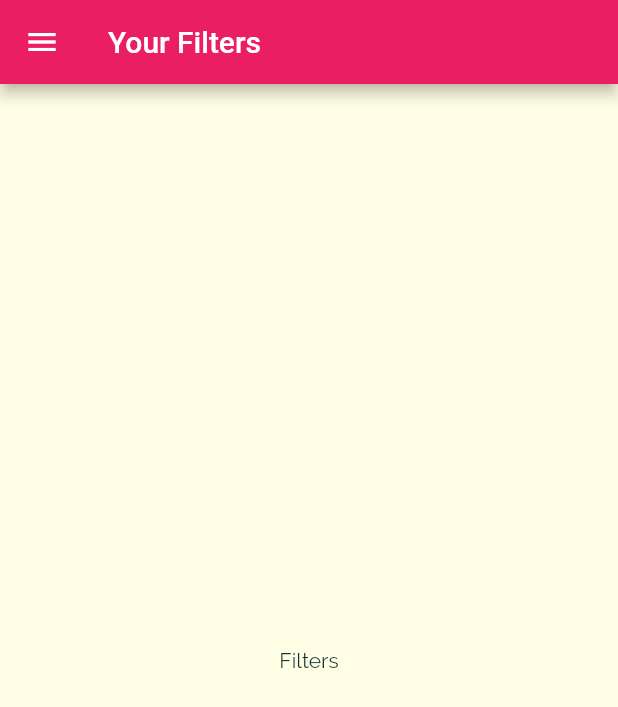
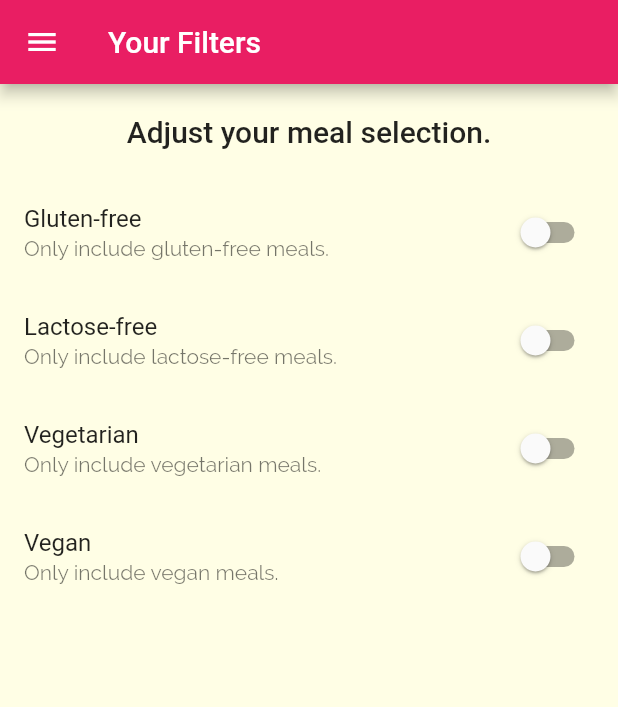
Before and after one commit to SJovis/flutter_recipes_app, a Flutter app: the FiltersScreen screen opened by its route, on a phone screen of 412 x 824 dp. Shown: the top 707 px of the screen. Run offline on Flutter 3.47's test engine with Material 2 defaults, Android fonts, the phone set to English and light mode, and no system bars.

Commit message:
filters added

```diff
--- a/lib/screens/filters_screen.dart
+++ b/lib/screens/filters_screen.dart
@@ -1,10 +1,31 @@
 import 'package:flutter/material.dart';
 import '../widgets/main_drawer.dart';
 
-class FiltersScreen extends StatelessWidget {
+class FiltersScreen extends StatefulWidget {
   const FiltersScreen({super.key});
 
   static const routeName = '/filters';
+
+  @override
+  State<FiltersScreen> createState() => _FiltersScreenState();
+}
+
+class _FiltersScreenState extends State<FiltersScreen> {
+  bool _glutenFree = false;
+  bool _vegetarian = false;
+  bool _vegan = false;
+  bool _lactoseFree = false;
+
+  Widget _buildSwitchTile(String title, String description, bool currentValue,
+      Function(bool) udpateValue) {
+    return SwitchListTile(
+      activeColor: Theme.of(context).colorScheme.secondary,
+      value: currentValue,
+      onChanged: udpateValue,
+      title: Text(title),
+      subtitle: Text(description),
+    );
+  }
 
   @override
   Widget build(BuildContext context) {
@@ -13,10 +34,49 @@ class FiltersScreen extends StatelessWidget {
         title: const Text('Your Filters'),
       ),
       drawer: const MainDrawer(),
-      body: const Center(
-        child: Text(
-          'Filters',
-        ),
+      body: Column(
+        children: [
+          Container(
+            padding: const EdgeInsets.all(20),
+            child: Text(
+              'Adjust your meal selection.',
+              style: Theme.of(context).textTheme.headline6,
+            ),
+          ),
+          Expanded(
+            child: ListView(
+              children: [
+                _buildSwitchTile('Gluten-free',
+                    'Only include gluten-free meals.', _glutenFree, (newValue) {
+                  setState(() {
+                    _glutenFree = newValue;
+                  });
+                }),
+                _buildSwitchTile(
+                    'Lactose-free',
+                    'Only include lactose-free meals.',
+                    _lactoseFree, (newValue) {
+                  setState(() {
+                    _lactoseFree = newValue;
+                  });
+                }),
+                _buildSwitchTile(
+                    'Vegetarian', 'Only include vegetarian meals.', _vegetarian,
+                    (newValue) {
+                  setState(() {
+                    _vegetarian = newValue;
+                  });
+                }),
+                _buildSwitchTile('Vegan', 'Only include vegan meals.', _vegan,
+                    (newValue) {
+                  setState(() {
+                    _vegan = newValue;
+                  });
+                }),
+              ],
+            ),
+          ),
+        ],
       ),
     );
   }
--- a/lib/screens/meal_detail_screen.dart
+++ b/lib/screens/meal_detail_screen.dart
@@ -92,6 +92,12 @@ class MealDetailScreen extends StatelessWidget {
           ],
         ),
       ),
+      floatingActionButton: FloatingActionButton(
+        onPressed: () {
+          Navigator.of(context).pop(mealId);
+        },
+        child: const Icon(Icons.delete),
+      ),
     );
   }
 }
```
Also changed, not shown: lib/screens/category_meals_screen.dart (+33 -8 lines), lib/widgets/meal_item.dart (+11 -5 lines).
